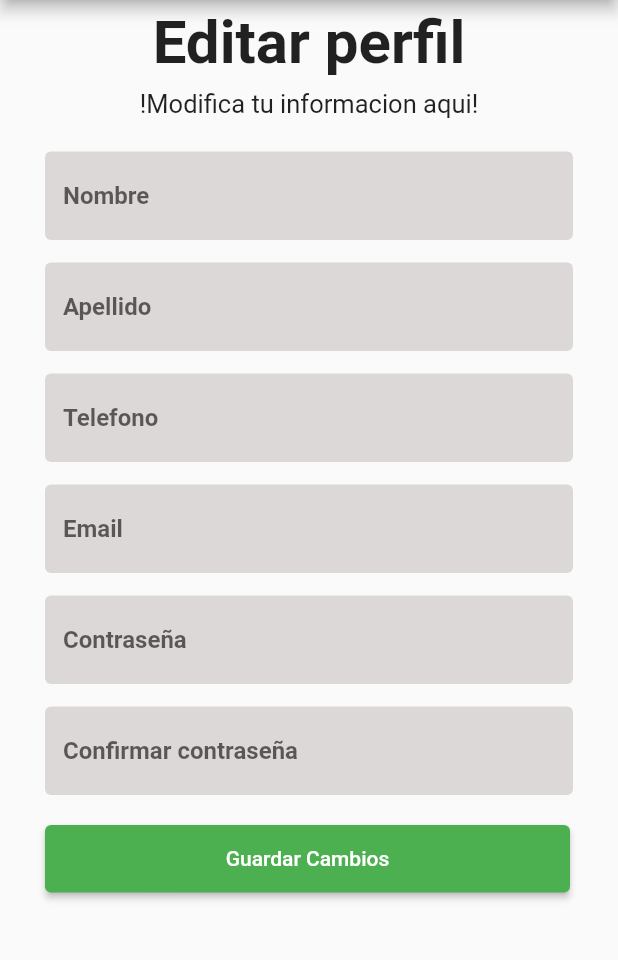
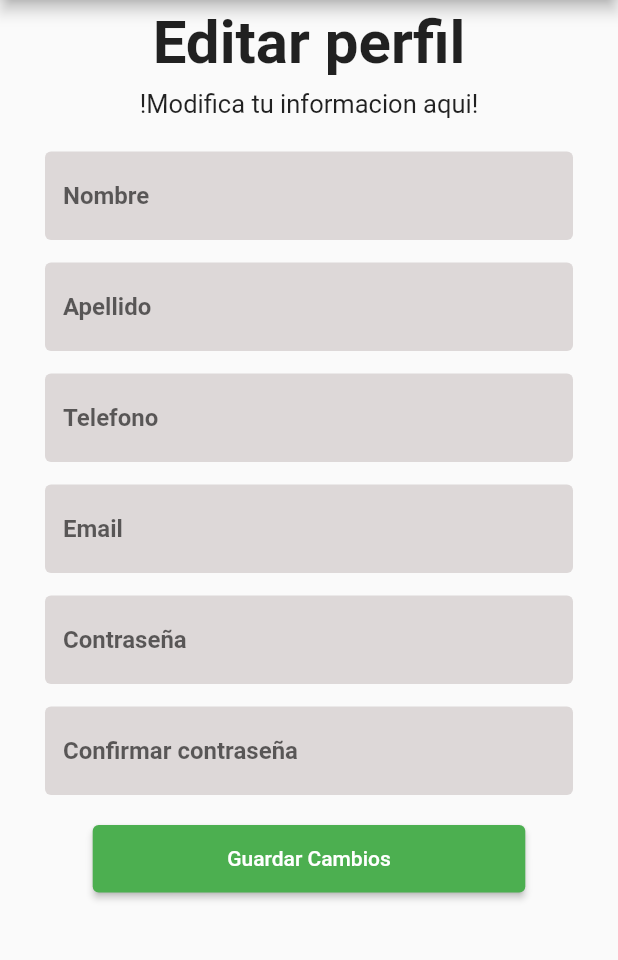
Before and after one commit to JESUS3928CF/colch_star_movile, a Flutter app: the ProfileScreen screen opened directly, on a phone screen of 412 x 824 dp, the part 84-1044 px from its top. Run offline on Flutter 3.47's test engine with Material 2 defaults, Android fonts, the phone set to English and light mode, and no system bars.

Commit message:
Bug del botón guardar corregido

```diff
--- a/lib/presentation/screens/profile_screen.dart
+++ b/lib/presentation/screens/profile_screen.dart
@@ -160,7 +160,8 @@ class _ProfileScreenState extends State<ProfileScreen> {
                                     return null;
                                   }
                                 },
-                              )), Padding(
+                              )),
+                          Padding(
                               padding: const EdgeInsets.only(top: 15),
                               child: TextFormField(
                                 obscureText: true,
@@ -169,16 +170,17 @@ class _ProfileScreenState extends State<ProfileScreen> {
                                     _password = value;
                                   });
                                 },
-                          decoration: InputDecoration(
+                                decoration: const InputDecoration(
                                     hintText: 'Contraseña',
                                     hintStyle:
-                                  const TextStyle(fontWeight: FontWeight.w700),
-                              fillColor: Color.fromARGB(255, 221, 216, 216),
-                              focusedBorder: const OutlineInputBorder(
+                                        TextStyle(fontWeight: FontWeight.w700),
+                                    fillColor:
+                                        Color.fromARGB(255, 221, 216, 216),
+                                    focusedBorder: OutlineInputBorder(
                                       borderSide: BorderSide(
                                           width: 0, style: BorderStyle.none),
                                     ),
-                              enabledBorder: const OutlineInputBorder(
+                                    enabledBorder: OutlineInputBorder(
                                       borderSide: BorderSide(
                                           width: 0, style: BorderStyle.none),
                                     ),
@@ -200,16 +202,17 @@ class _ProfileScreenState extends State<ProfileScreen> {
                               padding: const EdgeInsets.only(top: 15),
                               child: TextFormField(
                                 obscureText: true,
-                          decoration: InputDecoration(
+                                decoration: const InputDecoration(
                                     hintText: 'Confirmar contraseña',
                                     hintStyle:
-                                  const TextStyle(fontWeight: FontWeight.w700),
-                              fillColor: Color.fromARGB(255, 221, 216, 216),
-                              focusedBorder: const OutlineInputBorder(
+                                        TextStyle(fontWeight: FontWeight.w700),
+                                    fillColor:
+                                        Color.fromARGB(255, 221, 216, 216),
+                                    focusedBorder: OutlineInputBorder(
                                       borderSide: BorderSide(
                                           width: 0, style: BorderStyle.none),
                                     ),
-                              enabledBorder: const OutlineInputBorder(
+                                    enabledBorder: OutlineInputBorder(
                                       borderSide: BorderSide(
                                           width: 0, style: BorderStyle.none),
                                     ),
@@ -226,12 +229,15 @@ class _ProfileScreenState extends State<ProfileScreen> {
                               )),
 
                           Row(
+                            mainAxisAlignment: MainAxisAlignment.center,
                             children: [
                               Padding(
                                   padding:
                                       const EdgeInsets.symmetric(vertical: 20),
+                                  child: Center(
                                     child: SizedBox(
-                                    width: 350,
+                                      width: MediaQuery.of(context).size.width *
+                                          0.7,
                                       height: 45,
                                       child: ElevatedButton(
                                           onPressed: () {
@@ -283,8 +289,8 @@ class _ProfileScreenState extends State<ProfileScreen> {
                                                 .white, // foreground (text) color
                                           ),
                                           child: const Text('Guardar Cambios')),
+                                    ),
                                   )),
-
                             ],
                           ),
                           // Añade un espacio entre los botones
```
Lines whose indentation alone changed are shown as unchanged.
